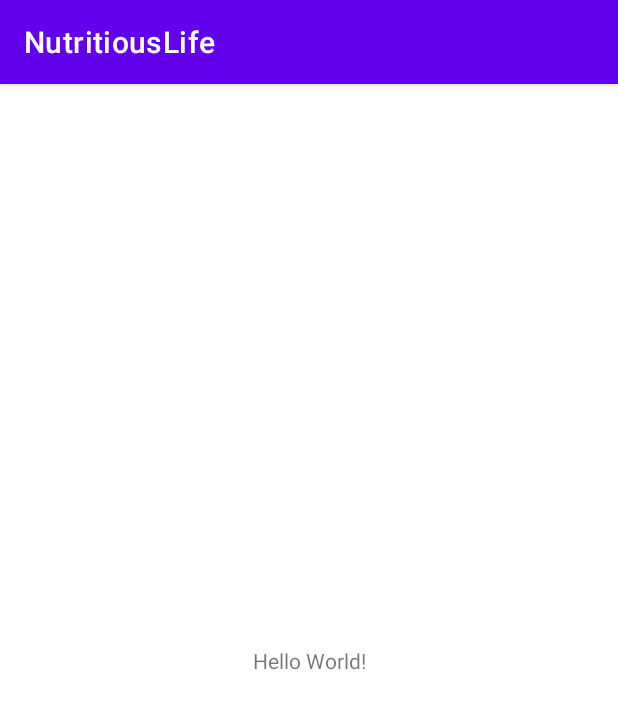
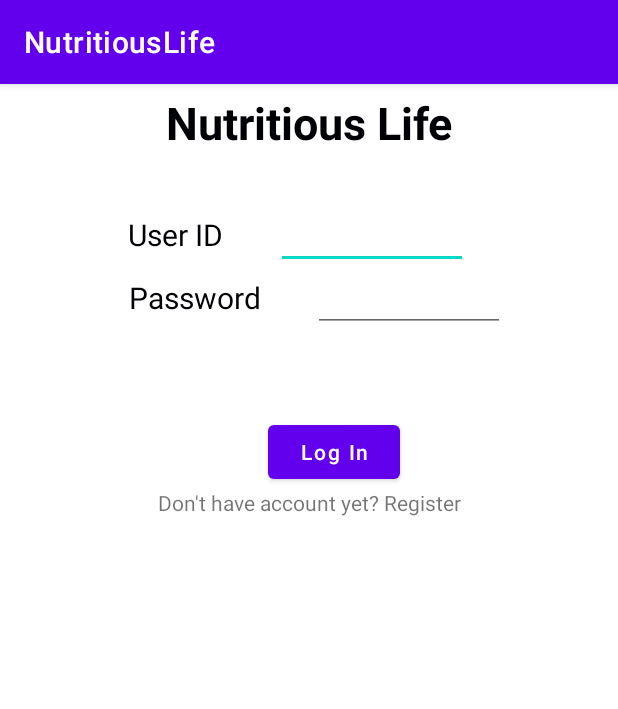
Before and after one commit to LlockieLleone/NutritiousLife, an Android app: the screen it shows after launch (MainActivity), on a phone screen of 412 x 824 dp. Shown: the top 709 px of the screen. Run offline under Robolectric (Android 15) with nearby library versions, the phone set to English and light mode, and no system bars; our stand-ins replace Firebase (no records; nobody signed in at launch, a user with empty details on screens opened directly).

Commit message:
merge_login_logout

```diff
--- a/app/build.gradle
+++ b/app/build.gradle
@@ -1,5 +1,6 @@
 plugins {
     id 'com.android.application'
+    id 'com.google.gms.google-services'
 }
 
 android {
@@ -36,4 +37,6 @@ dependencies {
     testImplementation 'junit:junit:4.+'
     androidTestImplementation 'androidx.test.ext:junit:1.1.2'
     androidTestImplementation 'androidx.test.espresso:espresso-core:3.3.0'
+    implementation 'com.google.firebase:firebase-database:16.0.4'
+
 }
--- a/app/src/main/AndroidManifest.xml
+++ b/app/src/main/AndroidManifest.xml
@@ -9,6 +9,8 @@
         android:roundIcon="@mipmap/ic_launcher_round"
         android:supportsRtl="true"
         android:theme="@style/Theme.NutritiousLife">
+        <activity android:name=".Register"></activity>
+        <activity android:name=".Home" />
         <activity android:name=".MainActivity">
             <intent-filter>
                 <action android:name="android.intent.action.MAIN" />
--- a/app/src/main/java/com/example/nutritiouslife/MainActivity.java
+++ b/app/src/main/java/com/example/nutritiouslife/MainActivity.java
@@ -1,14 +1,90 @@
 package com.example.nutritiouslife;
 
+import androidx.annotation.NonNull;
 import androidx.appcompat.app.AppCompatActivity;
 
+import android.content.Intent;
 import android.os.Bundle;
+import android.text.TextUtils;
+import android.text.method.PasswordTransformationMethod;
+import android.view.View;
+import android.widget.Button;
+import android.widget.EditText;
+import android.widget.TextView;
+import android.widget.Toast;
 
-public class MainActivity extends AppCompatActivity {
+import com.google.firebase.database.DataSnapshot;
+import com.google.firebase.database.DatabaseError;
+import com.google.firebase.database.DatabaseReference;
+import com.google.firebase.database.FirebaseDatabase;
+import com.google.firebase.database.ValueEventListener;
+
+public class MainActivity extends AppCompatActivity implements View.OnClickListener, ValueEventListener {
+
+    EditText editTextId, editTextPassword;
+    Button btnLogin;
+    DatabaseReference userDatabase, userChild;
+    TextView textViewRegister;
 
     @Override
     protected void onCreate(Bundle savedInstanceState) {
         super.onCreate(savedInstanceState);
         setContentView(R.layout.activity_main);
+        initialize();
     }
+
+    private void initialize(){
+        editTextId = findViewById(R.id.editTextId);
+        editTextPassword = findViewById(R.id.editTextPassword);
+
+        btnLogin = findViewById(R.id.btnLogin);
+
+        textViewRegister= findViewById(R.id.textViewRegister);
+
+        userDatabase = FirebaseDatabase.getInstance().getReference("user");
+    }
+
+    @Override
+    public void onClick(View view) {
+        int id = view.getId();
+        switch(id) {
+            case R.id.btnLogin:
+                login();
+                break;
+            case R.id.textViewRegister:
+                register();
+                break;
+        }
+    }
+
+    private void register() {
+        Intent intent = new Intent(this, Register.class);
+        startActivity(intent);
+    }
+
+    private void login(){
+        String id = editTextId.getText().toString().trim();
+        String password = editTextPassword.getText().toString().trim();
+        userChild = FirebaseDatabase.getInstance().getReference("user").child(String.valueOf(id));
+        if (TextUtils.isEmpty(id)&&TextUtils.isEmpty(password)) {
+            editTextId.setError("Email and Password required");
+            return;
+        }
+        userChild.addValueEventListener(this);
+    }
+
+
+    public void onDataChange(@NonNull DataSnapshot dataSnapshot) {
+        if (dataSnapshot.exists()){
+            Toast.makeText(this, "Login successfully", Toast.LENGTH_LONG).show();
+            Intent intent = new Intent(this, Home.class);
+            startActivity(intent);
+        }
+    }
+
+    @Override
+    public void onCancelled(@NonNull DatabaseError databaseError) {
+
+    }
+
 }
--- a/app/src/main/res/layout/activity_main.xml
+++ b/app/src/main/res/layout/activity_main.xml
@@ -7,12 +7,86 @@
     tools:context=".MainActivity">
 
     <TextView
+        android:id="@+id/textViewTitle"
         android:layout_width="wrap_content"
         android:layout_height="wrap_content"
-        android:text="Hello World!"
-        app:layout_constraintBottom_toBottomOf="parent"
+        android:text="Nutritious Life"
+        android:textSize="30sp"
         app:layout_constraintLeft_toLeftOf="parent"
         app:layout_constraintRight_toRightOf="parent"
-        app:layout_constraintTop_toTopOf="parent" />
+        app:layout_constraintTop_toTopOf="parent"
+        style="@style/titleStyle"
+        />
+
+    <TextView
+        android:id="@+id/textViewId"
+        android:layout_width="wrap_content"
+        android:layout_height="wrap_content"
+        android:text="User ID"
+        android:textSize="20sp"
+        app:layout_constraintLeft_toLeftOf="parent"
+        android:layout_marginLeft="80dp"
+        android:layout_marginTop="30dp"
+        app:layout_constraintTop_toBottomOf="@+id/textViewTitle"
+        style="@style/textViewStyle" />
+
+    <EditText
+        android:id="@+id/editTextId"
+        android:layout_width="wrap_content"
+        android:layout_height="wrap_content"
+        android:ems="6"
+        android:text=""
+        app:layout_constraintTop_toTopOf="@id/textViewId"
+        app:layout_constraintBottom_toBottomOf="@id/textViewId"
+        app:layout_constraintLeft_toRightOf="@id/textViewId"
+        android:layout_marginLeft="30dp" />
+
+    <TextView
+        android:id="@+id/textViewPassword"
+        android:layout_width="wrap_content"
+        android:layout_height="wrap_content"
+        android:text="Password"
+        android:textSize="20sp"
+        app:layout_constraintLeft_toLeftOf="parent"
+        android:layout_marginLeft="80dp"
+        app:layout_constraintTop_toBottomOf="@+id/editTextId"
+        style="@style/textViewStyle"/>
+
+    <EditText
+        android:id="@+id/editTextPassword"
+        android:layout_width="wrap_content"
+        android:layout_height="wrap_content"
+        android:ems="6"
+        android:text=""
+        app:layout_constraintTop_toTopOf="@id/textViewPassword"
+        app:layout_constraintBottom_toBottomOf="@id/textViewPassword"
+        app:layout_constraintLeft_toRightOf="@id/textViewPassword"
+        android:layout_marginLeft="30dp"
+        android:inputType="textPassword"
+        />
+
+    <Button
+        android:id="@+id/btnLogin"
+        android:layout_width="wrap_content"
+        android:layout_height="wrap_content"
+        android:text="Log In"
+        app:layout_constraintLeft_toRightOf="@id/textViewPassword"
+        app:layout_constraintTop_toBottomOf="@id/textViewPassword"
+        android:layout_marginTop="60dp"
+        android:textAllCaps="false"
+        android:onClick="onClick"
+        />
+
+    <TextView
+        android:id="@+id/textViewRegister"
+        android:layout_width="wrap_content"
+        android:layout_height="wrap_content"
+        android:text="Don't have account yet? Register"
+        app:layout_constraintTop_toBottomOf="@id/btnLogin"
+        app:layout_constraintLeft_toLeftOf="@id/textViewTitle"
+        android:textAllCaps="false"
+        android:onClick="onClick"
+        />
+
 
 </androidx.constraintlayout.widget.ConstraintLayout>
--- /dev/null
+++ b/app/src/main/res/values/styles.xml
@@ -0,0 +1,16 @@
+<resources>
+    <!-- Base application theme. -->
+    <style name="titleStyle">
+        <item name="android:textSize">20sp</item>
+        <item name="android:textColor">#000104</item>
+        <item name="android:gravity">center</item>
+        <item name="android:textStyle">bold</item>
+        <item name="android:padding">5dp</item>
+    </style>
+    <style name="textViewStyle">
+        <item name="android:textSize">20sp</item>
+        <item name="android:textColor">#000104</item>
+        <item name="android:gravity">center</item>
+        <item name="android:padding">5dp</item>
+    </style>
+</resources>
--- a/build.gradle
+++ b/build.gradle
@@ -6,6 +6,7 @@ buildscript {
     }
     dependencies {
         classpath "com.android.tools.build:gradle:4.1.0"
+        classpath 'com.google.gms:google-services:4.3.4'
 
         // NOTE: Do not place your application dependencies here; they belong
         // in the individual module build.gradle files
```
Also changed, not shown: app/src/main/java/com/example/nutritiouslife/Home.java (added, +39 -0 lines), app/src/main/java/com/example/nutritiouslife/Register.java (added, +14 -0 lines), app/src/main/java/model/User.java (added, +43 -0 lines), app/src/main/res/layout/activity_home.xml (added, +18 -0 lines), app/src/main/res/layout/activity_register.xml (added, +213 -0 lines), 2 other files.
